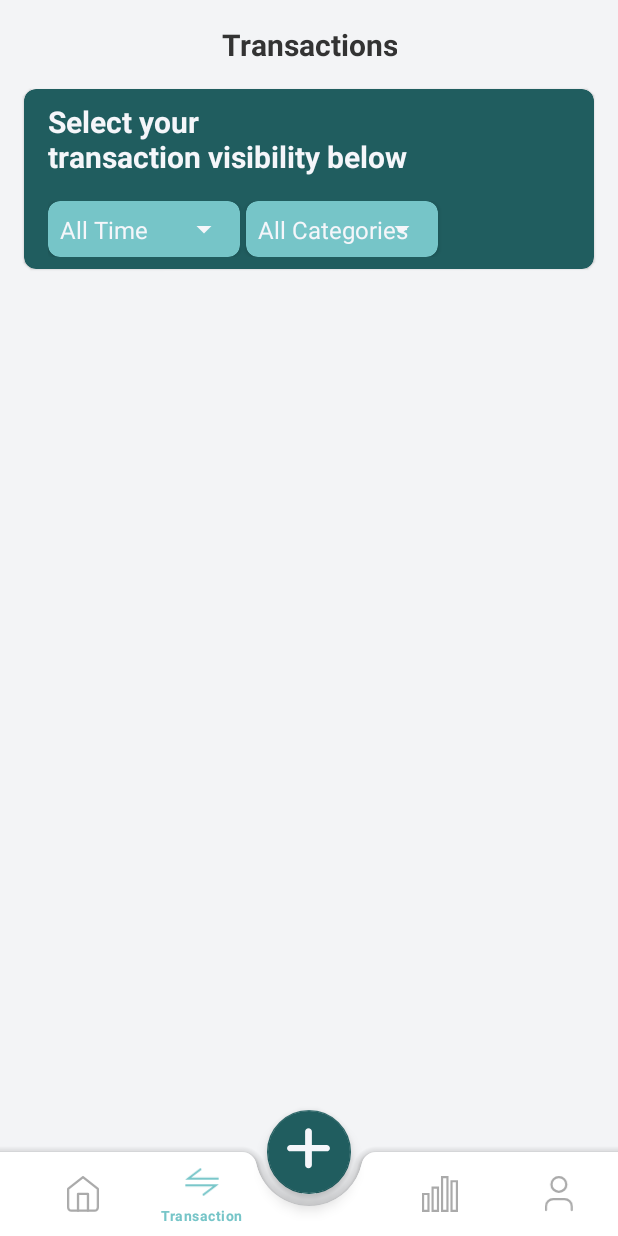
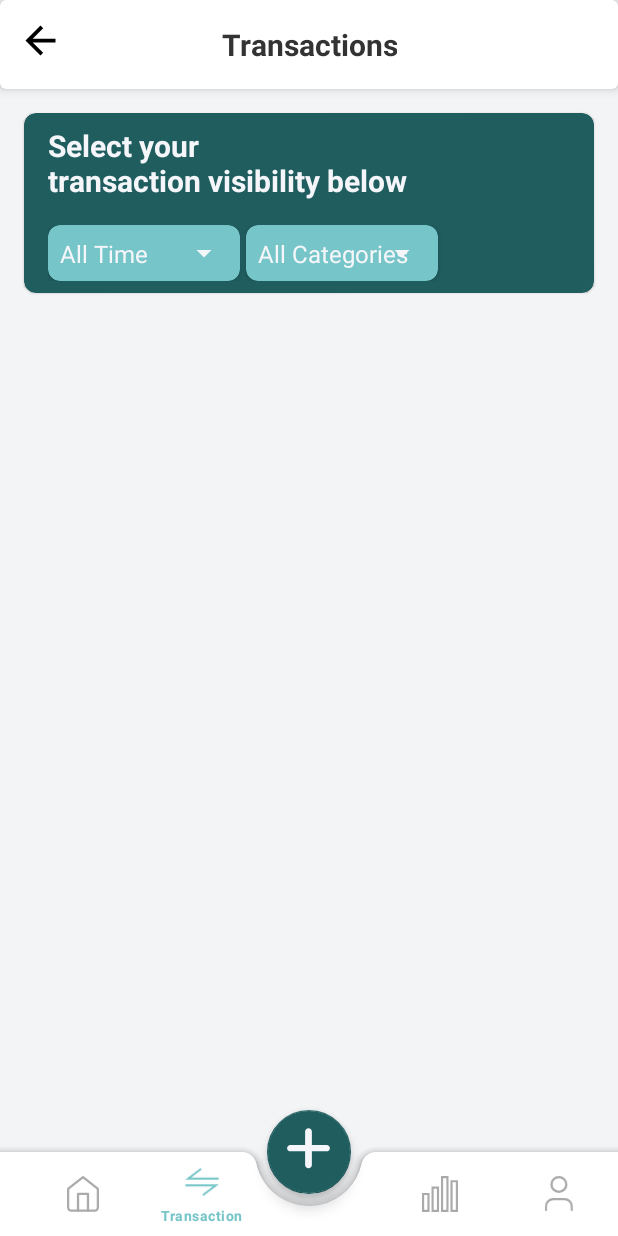
Before and after one commit to C241-PS364/src-kotlin-econome, an Android app: the TransactionActivity screen opened directly, with no data from a screen before it, on a phone screen of 412 x 824 dp. Run offline under Robolectric (Android 15) with nearby library versions, the phone set to English and light mode, and no system bars; our stand-ins replace Room's generated code.

Commit message:
slicing main activity

```diff
--- a/app/src/main/java/com/dicoding/econome/activity/StatisticsActivity.kt
+++ b/app/src/main/java/com/dicoding/econome/activity/StatisticsActivity.kt
@@ -118,6 +118,11 @@ class StatisticsActivity : AppCompatActivity() {
                 )
             }
             startActivity(intent)
+        }
+
+        binding.backButton.setOnClickListener {
+            binding.bottomNavigationView.selectedItemId = R.id.miHome
+            finish()
         }
 
     }
--- a/app/src/main/java/com/dicoding/econome/activity/TransactionActivity.kt
+++ b/app/src/main/java/com/dicoding/econome/activity/TransactionActivity.kt
@@ -177,6 +177,11 @@ class TransactionActivity : AppCompatActivity() {
                 // Another interface callback
             }
         }
+
+        binding.backButton.setOnClickListener {
+            binding.bottomNavigationView.selectedItemId = R.id.miHome
+            finish()
+        }
     }
 
 
--- a/app/src/main/res/layout/activity_top_spending_details.xml
+++ b/app/src/main/res/layout/activity_top_spending_details.xml
@@ -45,7 +45,9 @@
                 android:layout_width="match_parent"
                 android:layout_height="wrap_content"
                 android:layout_marginTop="8dp"
-                app:layout_constraintTop_toBottomOf="@+id/textView" />
+                app:layout_constraintTop_toBottomOf="@+id/textView"
+                app:tabSelectedTextColor="@color/colorSecondary"
+                app:tabTextColor="@color/grey" />
         </LinearLayout>
     </androidx.cardview.widget.CardView>
 
--- a/app/src/main/res/layout/activity_transaction.xml
+++ b/app/src/main/res/layout/activity_transaction.xml
@@ -11,20 +11,40 @@
         android:layout_width="match_parent"
         android:layout_height="match_parent">
 
+
+        <com.google.android.material.card.MaterialCardView
+            android:id="@+id/cardView"
+            android:layout_width="match_parent"
+            android:layout_height="wrap_content"
+            app:cardElevation="4dp">
+
+            <ImageButton
+                android:id="@+id/backButton"
+                android:layout_width="30dp"
+                android:layout_height="30dp"
+                android:layout_marginStart="12dp"
+                android:layout_marginTop="12dp"
+                android:background="@drawable/ic_back"
+                app:layout_constraintStart_toStartOf="parent"
+                app:layout_constraintTop_toTopOf="parent" />
+
             <TextView
                 android:id="@+id/rvTitle"
                 android:layout_width="wrap_content"
                 android:layout_height="wrap_content"
+                android:padding="16dp"
                 android:text="@string/transactions_title"
+                android:layout_gravity="center"
                 android:textAlignment="center"
                 android:textColor="@color/black"
-            android:layout_marginTop="16dp"
                 android:textSize="20sp"
                 android:textStyle="bold"
                 app:layout_constraintBottom_toTopOf="@+id/cardViewFilter"
                 app:layout_constraintEnd_toEndOf="parent"
                 app:layout_constraintStart_toStartOf="parent"
                 app:layout_constraintTop_toTopOf="parent" />
+        </com.google.android.material.card.MaterialCardView>
+
 
         <com.google.android.material.card.MaterialCardView
             android:id="@+id/cardViewFilter"
@@ -35,7 +55,7 @@
             app:cardBackgroundColor="?attr/colorPrimary"
             app:cardCornerRadius="8dp"
             app:layout_constraintStart_toStartOf="parent"
-            app:layout_constraintTop_toBottomOf="@id/rvTitle">
+            app:layout_constraintTop_toBottomOf="@id/cardView">
 
             <LinearLayout
                 android:layout_width="match_parent"
```
Also changed, not shown: app/src/main/res/layout/activity_main.xml (+5 -5 lines), app/src/main/res/layout/activity_statistics.xml (+13 -1 lines). Lines whose indentation alone changed are shown as unchanged.
